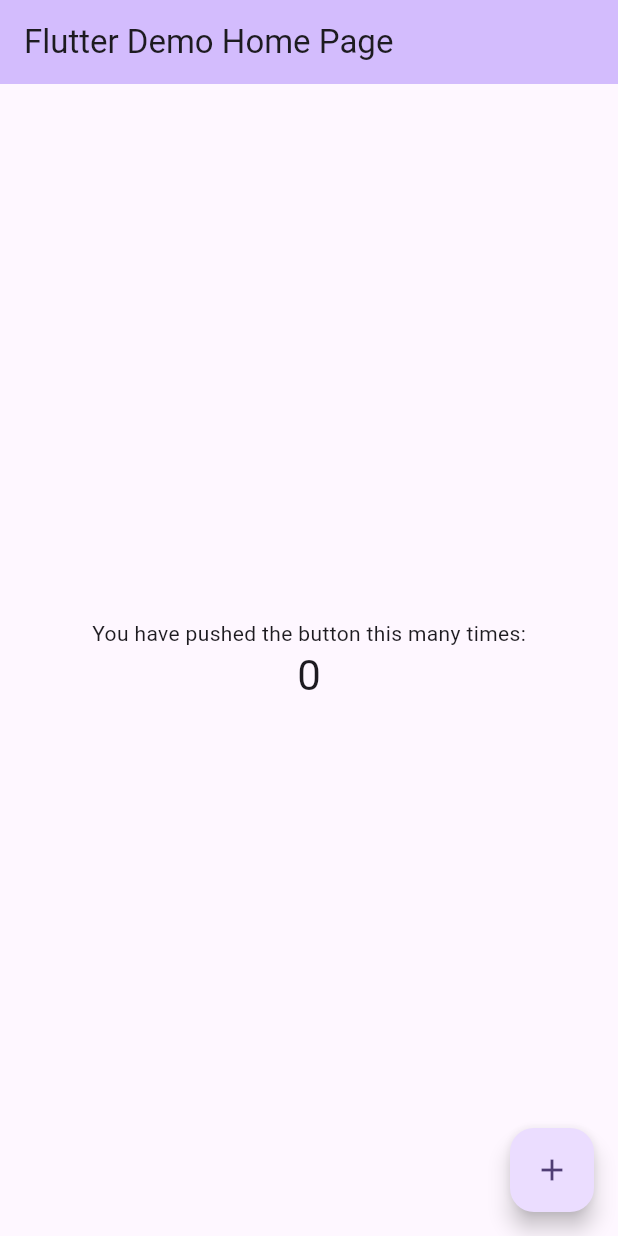
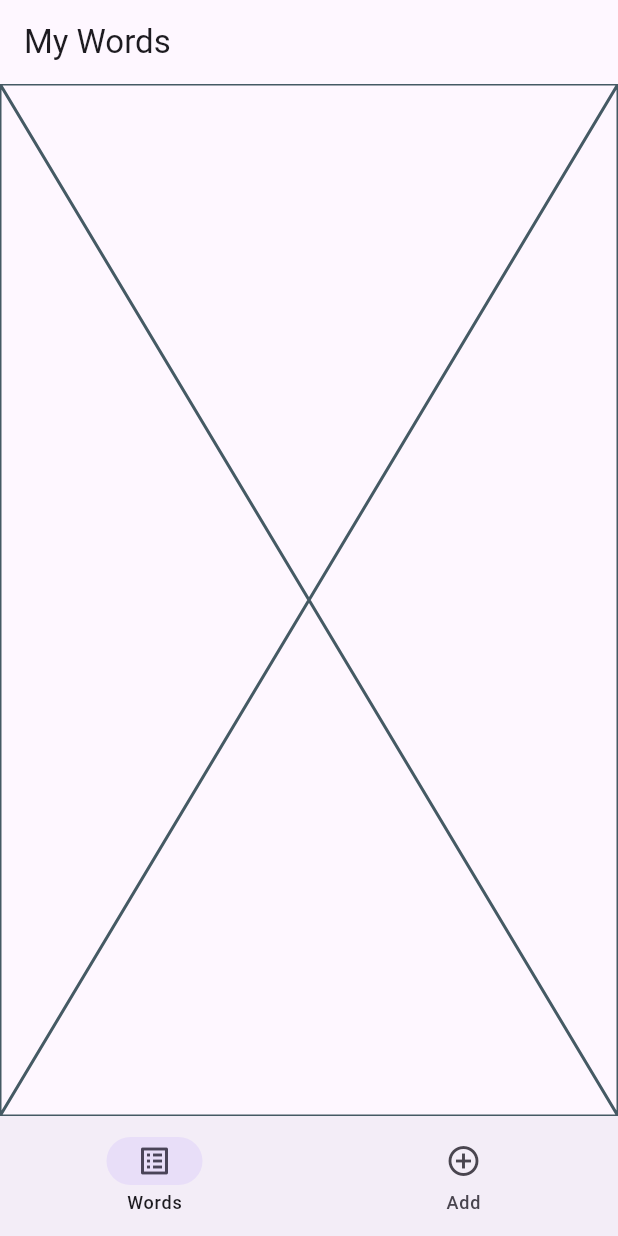
Before and after one commit to Yildirim-AliD/vocabulary-memo-flutter, a Flutter app: the screen it shows after launch, on a phone screen of 412 x 824 dp. Run offline on Flutter 3.47's test engine with Material 3 defaults, Android fonts, the phone set to English and light mode, and no system bars; our stand-ins replace isar; accounts and stored records are empty; generated files the repository leaves out were written again.

Commit message:
feat: set up main screen structure and navigation with WordService
- Initialized WordService in main and loaded all words
- Set up MainPage with bottom navigation bar
- Connected two base screens: WordList and AddWord placeholder
- Verified database read using debugPrint

```diff
--- a/vocabulary_memo_flutter/lib/main.dart
+++ b/vocabulary_memo_flutter/lib/main.dart
@@ -1,139 +1,59 @@
 import 'package:flutter/material.dart';
+import 'package:vocabulary_memo_flutter/screens/word_list_screen.dart';
 import 'package:vocabulary_memo_flutter/services/word_service.dart';
 
 void main() async {
   WidgetsFlutterBinding.ensureInitialized();
+  final wordService = WordService();
   try {
-    final wordService = WordService();
     await wordService.init();
 
-    // Word wortToAdd = Word(
+    // Word wordToAdd = Word(
     //   englishWord: "Garden",
     //   turkishWord: "Bahçe",
     //   wordType: "Noun",
     // );
-    // await wordService.saveWord(wortToAdd);
+    // await wordService.saveWord(wordToAdd);
     final words = await wordService.getAllWords();
     debugPrint(words.toString());
   } catch (e) {
     debugPrint("Error $e");
   }
-  runApp(const MyApp());
+  runApp(MaterialApp(home: MainPage(wordService: wordService)));
 }
 
-class MyApp extends StatelessWidget {
-  const MyApp({super.key});
+class MainPage extends StatefulWidget {
+  final WordService wordService;
+  const MainPage({super.key, required this.wordService});
 
-  // This widget is the root of your application.
+  @override
+  State<MainPage> createState() => _MainPageState();
+}
+
+class _MainPageState extends State<MainPage> {
+  List<Widget> _screens = [WordList(), Center(child: Text("add_word_screen"))];
+
+  int _selectedScreen = 0;
   @override
   Widget build(BuildContext context) {
-    return MaterialApp(
-      title: 'Flutter Demo',
-      theme: ThemeData(
-        // This is the theme of your application.
-        //
-        // TRY THIS: Try running your application with "flutter run". You'll see
-        // the application has a purple toolbar. Then, without quitting the app,
-        // try changing the seedColor in the colorScheme below to Colors.green
-        // and then invoke "hot reload" (save your changes or press the "hot
-        // reload" button in a Flutter-supported IDE, or press "r" if you used
-        // the command line to start the app).
-        //
-        // Notice that the counter didn't reset back to zero; the application
-        // state is not lost during the reload. To reset the state, use hot
-        // restart instead.
-        //
-        // This works for code too, not just values: Most code changes can be
-        // tested with just a hot reload.
-        colorScheme: ColorScheme.fromSeed(seedColor: Colors.deepPurple),
+    return Scaffold(
+      appBar: AppBar(title: Text("My Words")),
+      body: _screens[_selectedScreen],
+      bottomNavigationBar: NavigationBar(
+        selectedIndex: _selectedScreen,
+        destinations: [
+          NavigationDestination(icon: Icon(Icons.list_alt), label: "Words"),
+          NavigationDestination(
+            icon: Icon(Icons.add_circle_outline),
+            label: "Add",
+          ),
+        ],
+        onDestinationSelected: (value) {
+          setState(() {
+            _selectedScreen = value;
+          });
+        },
       ),
-      home: const MyHomePage(title: 'Flutter Demo Home Page'),
     );
   }
 }
-
-class MyHomePage extends StatefulWidget {
-  const MyHomePage({super.key, required this.title});
-
-  // This widget is the home page of your application. It is stateful, meaning
-  // that it has a State object (defined below) that contains fields that affect
-  // how it looks.
-
-  // This class is the configuration for the state. It holds the values (in this
-  // case the title) provided by the parent (in this case the App widget) and
-  // used by the build method of the State. Fields in a Widget subclass are
-  // always marked "final".
-
-  final String title;
-
-  @override
-  State<MyHomePage> createState() => _MyHomePageState();
-}
-
-class _MyHomePageState extends State<MyHomePage> {
-  int _counter = 0;
-
-  void _incrementCounter() {
-    setState(() {
-      // This call to setState tells the Flutter framework that something has
-      // changed in this State, which causes it to rerun the build method below
-      // so that the display can reflect the updated values. If we changed
-      // _counter without calling setState(), then the build method would not be
-      // called again, and so nothing would appear to happen.
-      _counter++;
-    });
-  }
-
-  @override
-  Widget build(BuildContext context) {
-    // This method is rerun every time setState is called, for instance as done
-    // by the _incrementCounter method above.
-    //
-    // The Flutter framework has been optimized to make rerunning build methods
-    // fast, so that you can just rebuild anything that needs updating rather
-    // than having to individually change instances of widgets.
-    return Scaffold(
-      appBar: AppBar(
-        // TRY THIS: Try changing the color here to a specific color (to
-        // Colors.amber, perhaps?) and trigger a hot reload to see the AppBar
-        // change color while the other colors stay the same.
-        backgroundColor: Theme.of(context).colorScheme.inversePrimary,
-        // Here we take the value from the MyHomePage object that was created by
-        // the App.build method, and use it to set our appbar title.
-        title: Text(widget.title),
-      ),
-      body: Center(
-        // Center is a layout widget. It takes a single child and positions it
-        // in the middle of the parent.
-        child: Column(
-          // Column is also a layout widget. It takes a list of children and
-          // arranges them vertically. By default, it sizes itself to fit its
-          // children horizontally, and tries to be as tall as its parent.
-          //
-          // Column has various properties to control how it sizes itself and
-          // how it positions its children. Here we use mainAxisAlignment to
-          // center the children vertically; the main axis here is the vertical
-          // axis because Columns are vertical (the cross axis would be
-          // horizontal).
-          //
-          // TRY THIS: Invoke "debug painting" (choose the "Toggle Debug Paint"
-          // action in the IDE, or press "p" in the console), to see the
-          // wireframe for each widget.
-          mainAxisAlignment: MainAxisAlignment.center,
-          children: <Widget>[
-            const Text('You have pushed the button this many times:'),
-            Text(
-              '$_counter',
-              style: Theme.of(context).textTheme.headlineMedium,
-            ),
-          ],
-        ),
-      ),
-      floatingActionButton: FloatingActionButton(
-        onPressed: _incrementCounter,
-        tooltip: 'Increment',
-        child: const Icon(Icons.add),
-      ), // This trailing comma makes auto-formatting nicer for build methods.
-    );
-  }
-}
--- a/vocabulary_memo_flutter/lib/screens/word_list_screen.dart
+++ b/vocabulary_memo_flutter/lib/screens/word_list_screen.dart
@@ -0,0 +1,15 @@
+import 'package:flutter/material.dart';
+
+class WordList extends StatefulWidget {
+  const WordList({super.key});
+
+  @override
+  State<WordList> createState() => _WordListState();
+}
+
+class _WordListState extends State<WordList> {
+  @override
+  Widget build(BuildContext context) {
+    return const Placeholder();
+  }
+}
```
Also changed, not shown: vocabulary_memo_flutter/lib/utils/constants.dart (deleted).
